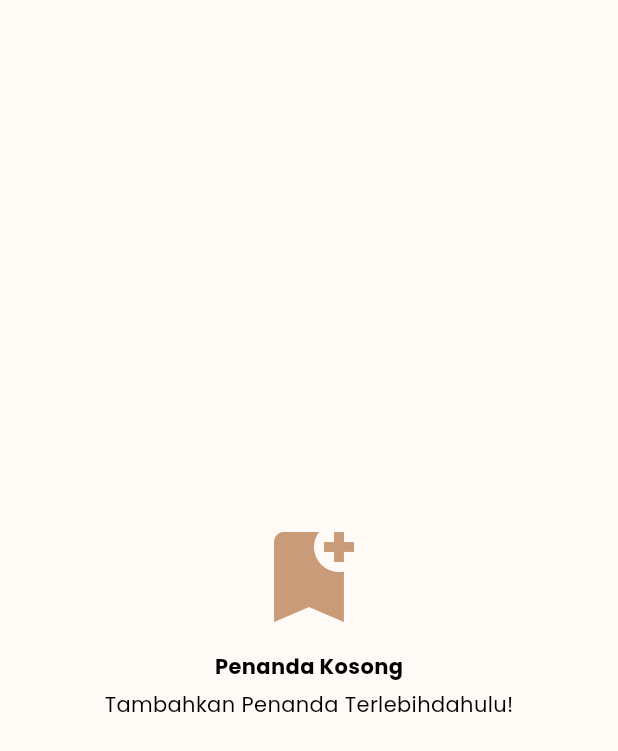
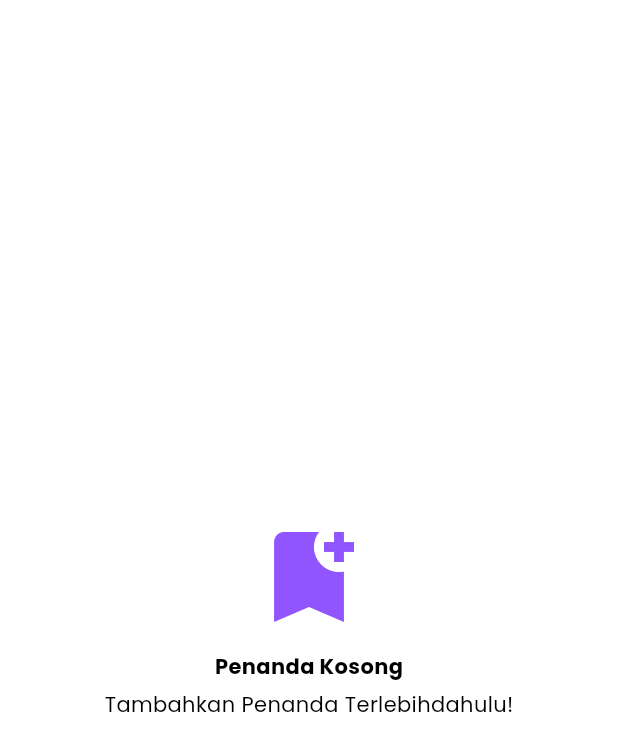
Before and after one commit to mzihadazziqra/quran_clean_arch01, a Flutter app: the BookmarkPage screen opened directly, on a phone screen of 412 x 824 dp. Shown: the top 751 px of the screen. Run offline on Flutter 3.47's test engine with Material 3 defaults, Android fonts, the phone set to English and light mode, and no system bars; our stand-ins replace bloc, equatable, flutter_bloc, flutter_svg, fpdart, get_it and 6 more; accounts and stored records are empty; project files that could hold a hidden picture were left out.

Commit message:
ubah tema

```diff
--- a/lib/core/theme/app_color.dart
+++ b/lib/core/theme/app_color.dart
@@ -1,18 +1,37 @@
 import 'package:flutter/material.dart';
 
 class AppColor {
-  static const Color primary1 = Color(0xFF795547);
-  static const Color primary2 = Color(0xFFCA9B79);
-  static const Color secondary = Color(0xFFFCEDDC);
+  // static const Color primary1 = Color(0xFF795547);
+  // static const Color primary2 = Color(0xFFCA9B79);
+  // static const Color secondary = Color(0xFFFCEDDC);
 
-  static const Color backgroundColor = Color(0xFFFFFAF5);
+  // static const Color backgroundColor = Color(0xFFFFFAF5);
+
+  // static const Color danger = Color(0xFFFF0E0E);
+
+  // static const Color black = Colors.black;
+  // static const Color grey = Color(0xFF8789A3);
+  // static const Color white = Colors.white;
+
+  // static const Color textPrimary = Color(0xFF554839);
+  // static const Color textSecondary = Color(0xFFA27D4D);
+
+  static const Color primary1 = Color(0xFF672CBC);
+  static const Color primary2 = Color(0xFF9055FF);
+  static const Color secondary = Color(0xFFA44AFF);
+
+  static const Color backgroundColor = Color(0xFFFFFFFF);
 
   static const Color danger = Color(0xFFFF0E0E);
 
   static const Color black = Colors.black;
-  static const Color grey = Color(0xFF8789A3);
+  static const Color grey = Color(0xFFBBC4CE);
+  static Color divider = Colors.grey.shade300;
   static const Color white = Colors.white;
 
-  static const Color textPrimary = Color(0xFF554839);
-  static const Color textSecondary = Color(0xFFA27D4D);
+  static const Color textPrimary = Color(0xFF240F4F);
+  static const Color textSecondary = Color(0xFF8789A3);
+
+  static const Color text = Color(0xFF8789A3);
+  static const Color primaryText = Color(0xFF240F4F);
 }
--- a/lib/core/theme/theme.dart
+++ b/lib/core/theme/theme.dart
@@ -9,7 +9,7 @@ class AppTheme {
   static final lightTheme = ThemeData.light().copyWith(
       colorScheme: const ColorScheme.light(
         surface: AppColor.backgroundColor,
-        primary: AppColor.primary1,
+        primary: AppColor.primary2,
         secondary: AppColor.secondary,
       ),
       appBarTheme: const AppBarTheme(
@@ -17,6 +17,6 @@ class AppTheme {
       ),
       scaffoldBackgroundColor: AppColor.backgroundColor,
       iconTheme: const IconThemeData(
-        color: AppColor.primary1,
+        color: AppColor.primary2,
       ));
 }
--- a/lib/features/bookmark/presentation/widgets/bookmark_card.dart
+++ b/lib/features/bookmark/presentation/widgets/bookmark_card.dart
@@ -51,6 +51,8 @@ class BookmarkCard extends StatelessWidget {
                     height: 2,
                     fontFamily: 'Uthmani',
                   ),
+                  overflow: TextOverflow.ellipsis,
+                  maxLines: 1,
                 ),
               ),
             ),
@@ -69,7 +71,9 @@ class BookmarkCard extends StatelessWidget {
                   ),
                   child: Text(
                     '${index + 1}',
-                    style: const TextStyle(color: AppColor.primary1),
+                    style: const TextStyle(
+                      color: AppColor.white,
+                    ),
                   ),
                 ),
                 const SizedBox(width: 16),
--- a/lib/features/surah/presentation/widgets/surah_card.dart
+++ b/lib/features/surah/presentation/widgets/surah_card.dart
@@ -91,8 +91,8 @@ class SurahCard extends StatelessWidget {
                 ],
               ),
             ),
-            const Divider(
-              color: AppColor.secondary,
+            Divider(
+              color: AppColor.divider,
               height: 2,
             ),
           ],
--- a/pubspec.yaml
+++ b/pubspec.yaml
@@ -29,6 +29,7 @@ environment:
 # versions available, run `flutter pub outdated`.
 dependencies:
   bloc: ^8.1.4
+  build_runner: ^2.4.12
   cupertino_icons: ^1.0.6
   equatable: ^2.0.5
   flutter:
```
Also changed, not shown: lib/features/surah/presentation/pages/detail_surah_page.dart (+5 -4 lines), lib/features/surah/presentation/widgets/ayat_card.dart (+15 -12 lines), lib/features/surah/presentation/widgets/detail_surah_banner.dart (+31 -11 lines), lib/features/surah/presentation/widgets/last_read_banner.dart (+17 -10 lines), lib/home/home_page.dart (+5 -2 lines), assets/svg/quran02.svg, pubspec.lock, 3 other files.
